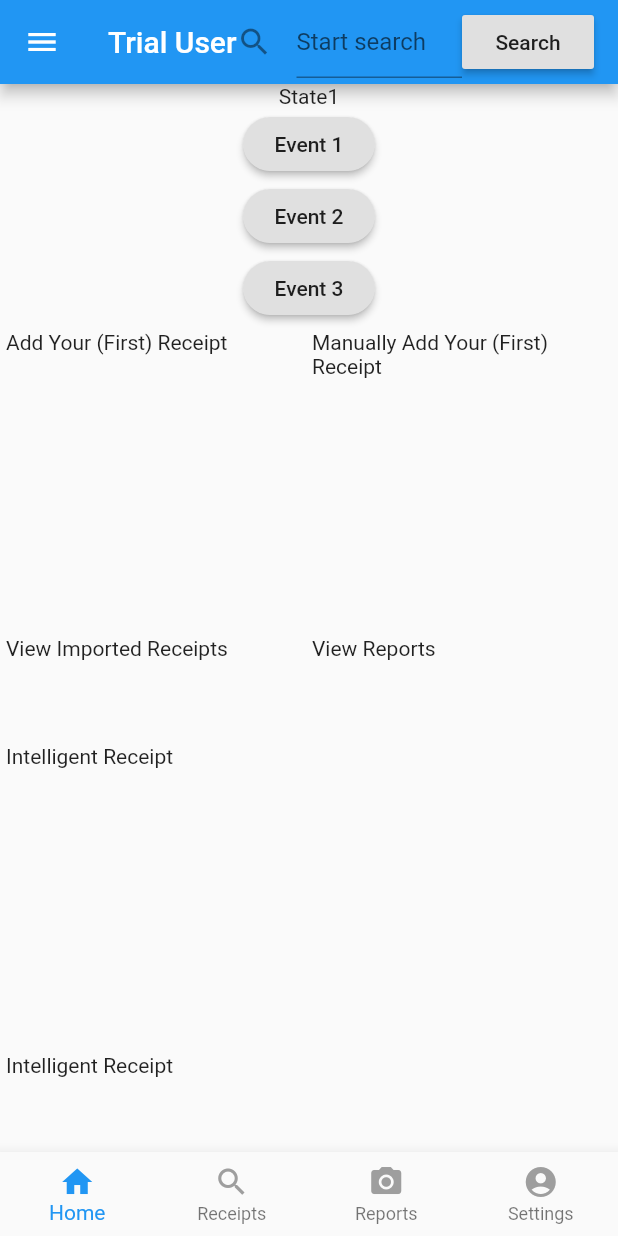
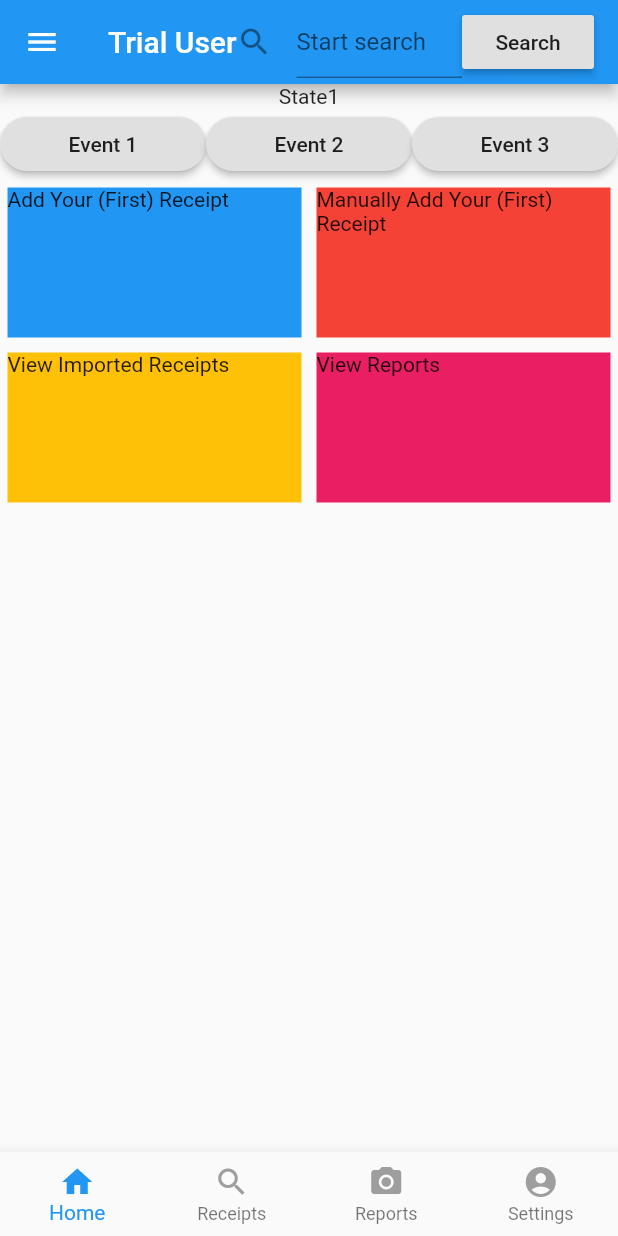
Before and after one commit to rong3000/ir, a Flutter app: the screen it shows after launch, on a phone screen of 412 x 824 dp. Run offline on Flutter 3.47's test engine with Material 2 defaults, Android fonts, the phone set to English and light mode, and no system bars; our stand-ins replace bloc, equatable, firebase_auth, flutter_bloc, font_awesome_flutter, google_sign_in and 1 more; accounts and stored records are empty.

Commit message:
add home page grid blocks.

```diff
--- a/lib/pages/home_page.dart
+++ b/lib/pages/home_page.dart
@@ -51,6 +51,10 @@ class _HomePageState extends State<HomePage> {
                     context: context,
                     child: Text(state.toString()),
                   ),
+                  Row(
+                    children: <Widget>[
+                      Expanded(
+                        child:
                         RaisedButton(
                           shape: RoundedRectangleBorder(
                             borderRadius: BorderRadius.circular(30.0),
@@ -58,6 +62,9 @@ class _HomePageState extends State<HomePage> {
                           onPressed: () => {_homeBloc.dispatch(Event1())},
                           child: Text('Event 1'),
                         ),
+                      ),
+                      Expanded(
+                        child:
                         RaisedButton(
                           shape: RoundedRectangleBorder(
                             borderRadius: BorderRadius.circular(30.0),
@@ -65,6 +72,9 @@ class _HomePageState extends State<HomePage> {
                           onPressed: () => {_homeBloc.dispatch(Event2())},
                           child: Text('Event 2'),
                         ),
+                      ),
+                      Expanded(
+                        child:
                         RaisedButton(
                           shape: RoundedRectangleBorder(
                             borderRadius: BorderRadius.circular(30.0),
@@ -72,41 +82,57 @@ class _HomePageState extends State<HomePage> {
                           onPressed: () => {_homeBloc.dispatch(Event3())},
                           child: Text('Event 3'),
                         ),
-                  Expanded(
-                    child: SafeArea(
-                      top: true,
-                      bottom: true,
-                      child: GridView.count(
-                        crossAxisCount: (orientation == Orientation.portrait) ? 2 : 3,
-                        mainAxisSpacing: 4.0,
-                        crossAxisSpacing: 4.0,
-                        padding: const EdgeInsets.all(4.0),
-                        childAspectRatio: (orientation == Orientation.portrait) ? 1.0 : 1.3,
-                        children: <Widget>[
-                          Text('Add Your (First) Receipt'),
-                          Text('Manually Add Your (First) Receipt'),
-                          Text('View Imported Receipts'),
-                          Text('View Reports'),
+                      ),
                     ],
                   ),
+                  Expanded(
+                    child: Column(
+                      children: <Widget>[
+                        Row(
+                          children: <Widget>[
+                            Expanded(
+                              child: Container(
+                                height: 100.0,
+                                color: Colors.blue,
+                                margin: EdgeInsets.all(5),
+                                child:
+                                Text('Add Your (First) Receipt'),
                               ),
                             ),
                             Expanded(
-                    child: SafeArea(
-                      top: false,
-                      bottom: false,
-                      child: GridView.count(
-                        crossAxisCount: (orientation == Orientation.portrait) ? 1 : 1,
-                        mainAxisSpacing: 4.0,
-                        crossAxisSpacing: 4.0,
-                        padding: const EdgeInsets.all(4.0),
-                        childAspectRatio: (orientation == Orientation.portrait) ? 2 : 2,
-                        children: <Widget>[
-                          Text('Intelligent Receipt'),
-                          Text('Intelligent Receipt'),
-                          Text('Intelligent Receipt'),
+                              child: Container(
+                                height: 100.0,
+                                color: Colors.red,
+                                margin: EdgeInsets.all(5),
+                                child:
+                                Text('Manually Add Your (First) Receipt'),
+                              ),
+                            ),
                           ],
                         ),
+                        Row(
+                          children: <Widget>[
+                            Expanded(
+                              child: Container(
+                                height: 100.0,
+                                color: Colors.amber,
+                                margin: EdgeInsets.all(5),
+                                child:
+                                Text('View Imported Receipts'),
+                              ),
+                            ),
+                            Expanded(
+                              child: Container(
+                                height: 100.0,
+                                color: Colors.pink,
+                                margin: EdgeInsets.all(5),
+                                child:
+                                Text('View Reports'),
+                              ),
+                            ),
+                          ],
+                        ),
+                      ],
                     ),
                   ),
                 ],
```
Lines whose indentation alone changed are shown as unchanged.
